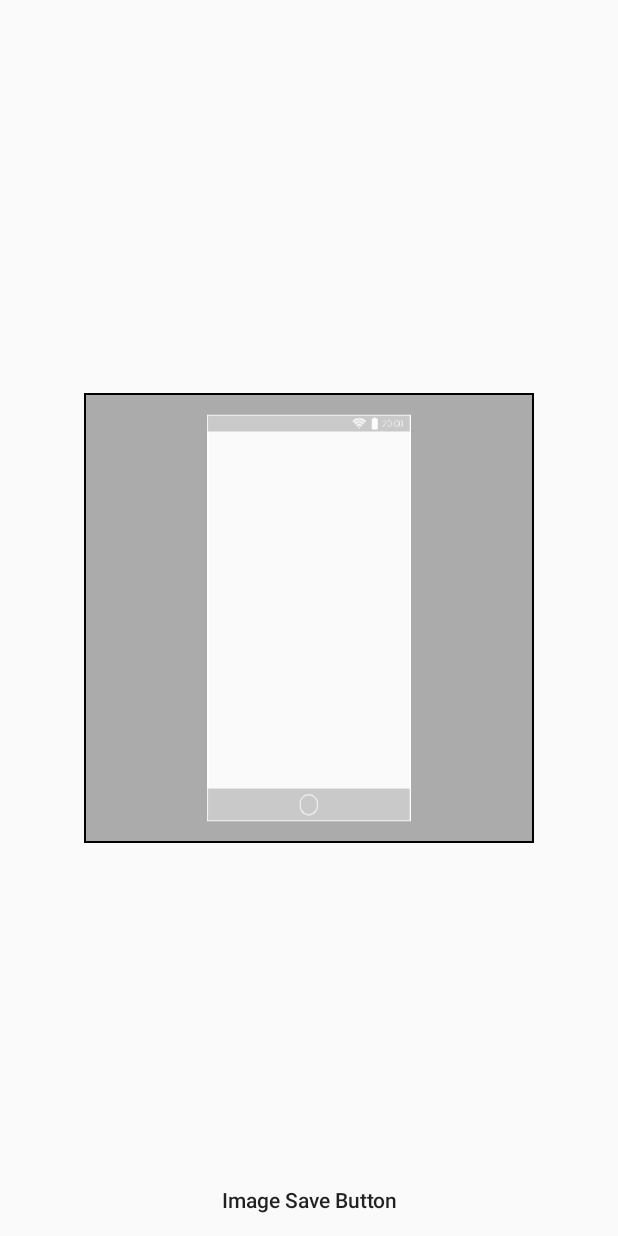
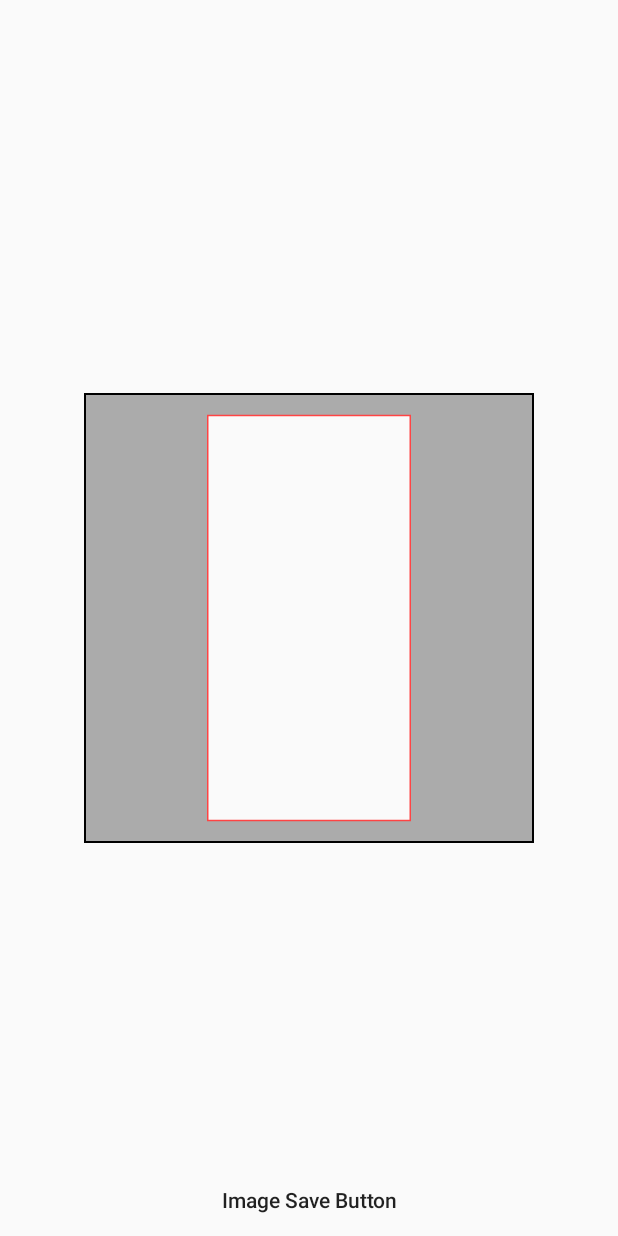
Before and after one commit to dev-fanmaum/photocard_wallpaper, an Android app: the layout activity_main.xml on its own in the app's theme, with its tools: preview values and no code run, on a phone screen of 412 x 824 dp. Run offline under Robolectric (Android 15) with nearby library versions, the phone set to English and light mode, and no system bars.

Commit message:
borderStockWidthSize Attribute omission fix

```diff
--- a/app/src/main/res/layout/activity_main.xml
+++ b/app/src/main/res/layout/activity_main.xml
@@ -12,8 +12,7 @@
             android:layout_width="300dp"
             android:layout_height="300dp"
             app:overlay_outer_color="#50000000"
-            app:overlay_border_color="@android:color/white"
-            app:overlay_inner_drawable="@drawable/crop_base"
+            app:overlay_border_color="@android:color/holo_red_light"
             app:overlay_inner_drawable_alpha="100"
             app:overlay_device_box_scale=".9"
             app:layout_constraintBottom_toBottomOf="parent"
--- a/wallpaper/src/main/java/com/photocard/wallpaper/OverlayViewLayout.kt
+++ b/wallpaper/src/main/java/com/photocard/wallpaper/OverlayViewLayout.kt
@@ -76,6 +76,10 @@ open class OverlayViewLayout @JvmOverloads constructor(
         viewRatioScale = typeArray.getFloat(
             R.styleable.OverlayViewLayout_overlay_device_box_scale,
             viewRatioScale
+        )
+        borderStockWidthSize = typeArray.getDimension(
+            R.styleable.OverlayViewLayout_overlay_border_stock_width,
+            borderStockWidthSize
         )
 
         typeArray.recycle()
```
Also changed, not shown: 3 other files.
